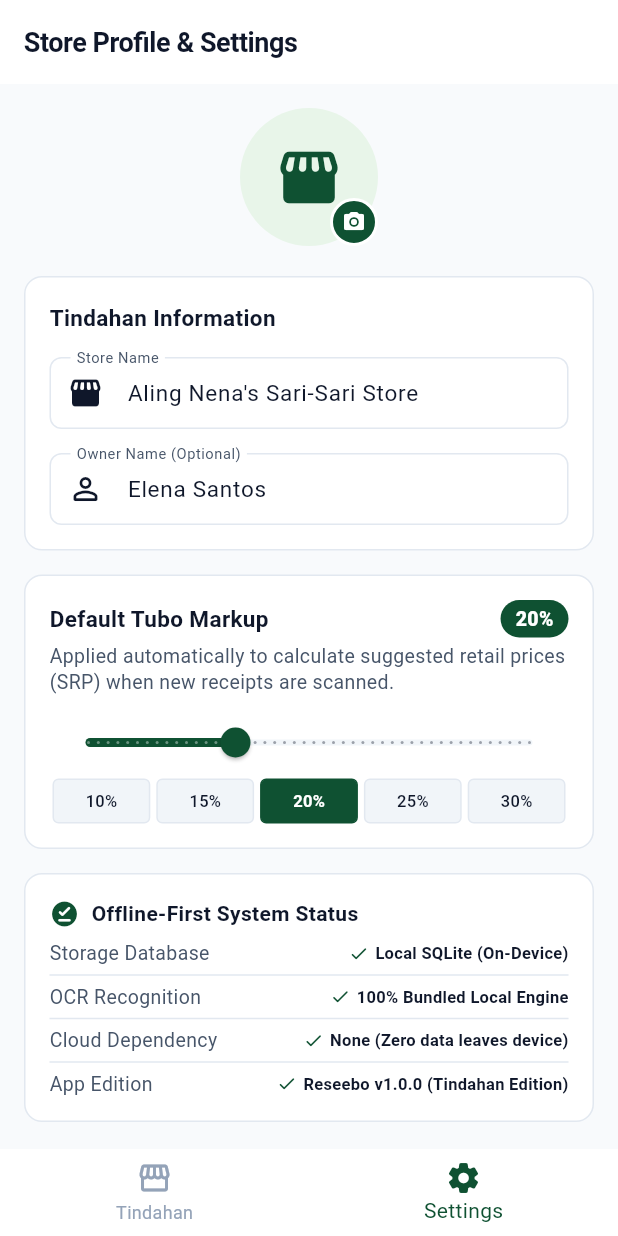
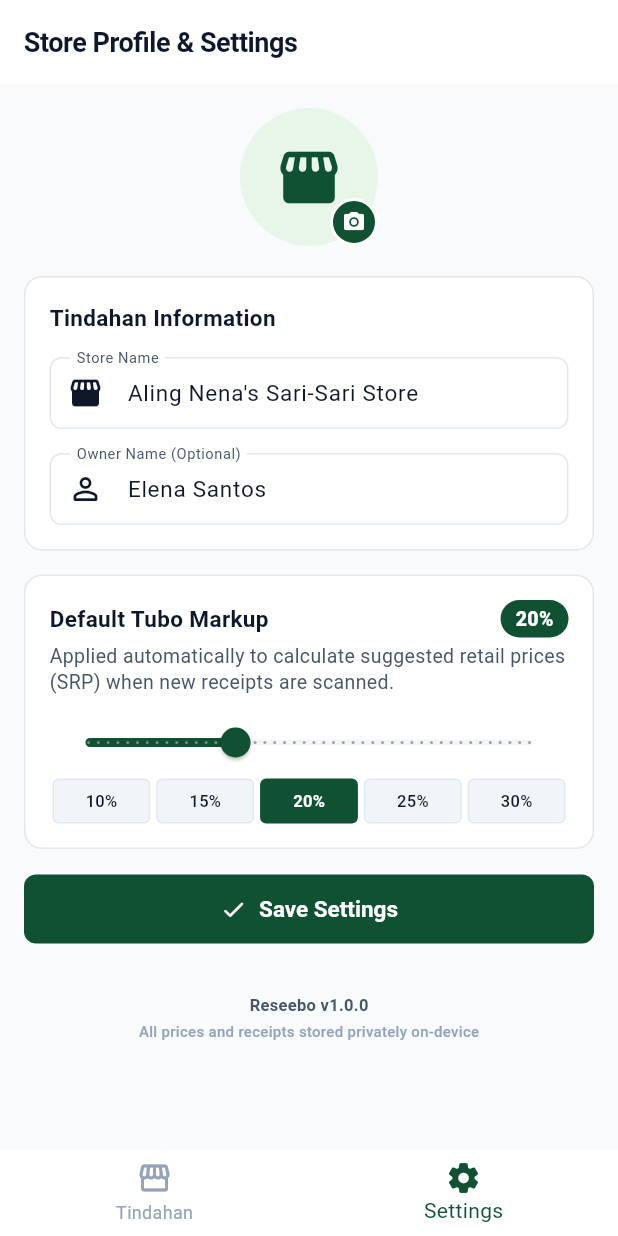
Before and after one commit to elvis1100/ReSeebo, a Flutter app: the screen it shows after launch, item 2 of the bottom bar chosen, on a phone screen of 412 x 824 dp. Run offline on Flutter 3.47's test engine with Material 3 defaults, Android fonts, the light colour scheme and no system bars; our stand-ins replace image_picker; accounts and stored records are empty.

Commit message:
refactor(profile): replace status checklist with clean settings and minimal footer

```diff
--- a/reseebo_app/lib/features/profile/screens/profile_screen.dart
+++ b/reseebo_app/lib/features/profile/screens/profile_screen.dart
@@ -193,64 +193,37 @@ class _ProfileScreenState extends State<ProfileScreen> {
                   ),
                   const SizedBox(height: AppSpacing.m),
 
-                  // Offline-First Device Status Card
-                  AppCard(
-                    padding: const EdgeInsets.all(AppSpacing.m),
+                  // Save changes button
+                  AppButton(
+                    label: _isSaving ? 'Saving Changes...' : 'Save Settings',
+                    icon: Icons.check_rounded,
+                    isLoading: _isSaving,
+                    isFullWidth: true,
+                    onPressed: _saveProfile,
+                  ),
+                  const SizedBox(height: AppSpacing.xxl),
+
+                  // Minimalist App Info Footer
+                  Center(
                     child: Column(
-                      crossAxisAlignment: CrossAxisAlignment.start,
                       children: [
-                        Row(
-                          children: [
-                            const Icon(
-                              Icons.offline_pin_rounded,
-                              color: AppColors.primary,
-                              size: 20,
-                            ),
-                            const SizedBox(width: AppSpacing.s),
-                            Text(
-                              'Offline-First System Status',
-                              style: AppTypography.headingSmall.copyWith(
-                                fontSize: 14,
-                              ),
-                            ),
-                          ],
+                        Text(
+                          'Reseebo v1.0.0',
+                          style: AppTypography.caption.copyWith(
+                            fontWeight: FontWeight.w700,
+                            color: AppColors.textSecondary,
+                          ),
                         ),
-                        const SizedBox(height: AppSpacing.s),
-                        _buildStatusRow(
-                          label: 'Storage Database',
-                          value: 'Local SQLite (On-Device)',
-                          isOk: true,
-                        ),
-                        const Divider(height: 12),
-                        _buildStatusRow(
-                          label: 'OCR Recognition',
-                          value: '100% Bundled Local Engine',
-                          isOk: true,
-                        ),
-                        const Divider(height: 12),
-                        _buildStatusRow(
-                          label: 'Cloud Dependency',
-                          value: 'None (Zero data leaves device)',
-                          isOk: true,
-                        ),
-                        const Divider(height: 12),
-                        _buildStatusRow(
-                          label: 'App Edition',
-                          value: 'Reseebo v1.0.0 (Tindahan Edition)',
-                          isOk: true,
+                        const SizedBox(height: 2),
+                        Text(
+                          'All prices and receipts stored privately on-device',
+                          style: AppTypography.caption.copyWith(
+                            color: AppColors.textMuted,
+                            fontSize: 10,
+                          ),
                         ),
                       ],
                     ),
-                  ),
-                  const SizedBox(height: AppSpacing.lg),
-
-                  // Save changes button
-                  AppButton(
-                    label: _isSaving ? 'Saving Changes...' : 'Save Settings',
-                    icon: Icons.check_circle_outline_rounded,
-                    isLoading: _isSaving,
-                    isFullWidth: true,
-                    onPressed: _saveProfile,
                   ),
                   const SizedBox(height: AppSpacing.xl),
                 ],
@@ -258,36 +231,4 @@ class _ProfileScreenState extends State<ProfileScreen> {
             ),
     );
   }
-
-  Widget _buildStatusRow({
-    required String label,
-    required String value,
-    required bool isOk,
-  }) {
-    return Row(
-      mainAxisAlignment: MainAxisAlignment.spaceBetween,
-      children: [
-        Text(label, style: AppTypography.bodySmall),
-        Row(
-          mainAxisSize: MainAxisSize.min,
-          children: [
-            if (isOk)
-              const Icon(
-                Icons.check_rounded,
-                size: 14,
-                color: AppColors.primary,
-              ),
-            const SizedBox(width: 4),
-            Text(
-              value,
-              style: AppTypography.caption.copyWith(
-                fontWeight: FontWeight.w700,
-                color: isOk ? AppColors.textPrimary : AppColors.textMuted,
-              ),
-            ),
-          ],
-        ),
-      ],
-    );
-  }
 }
```
